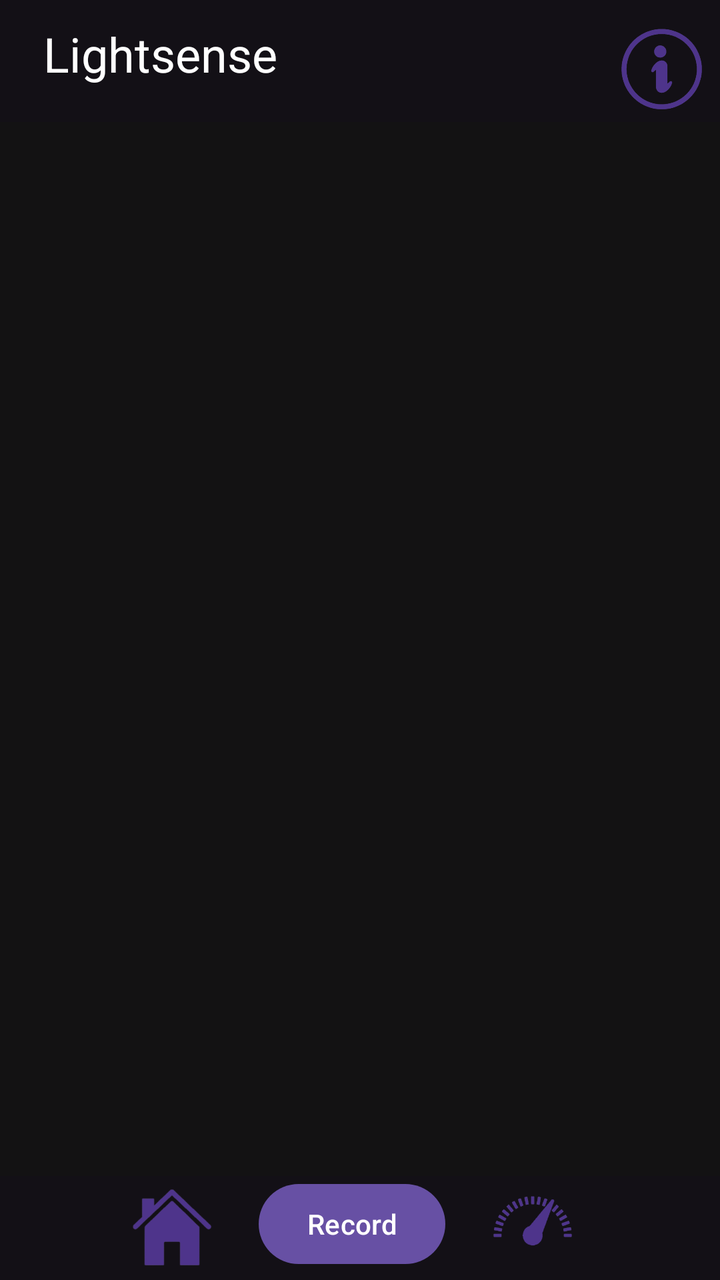
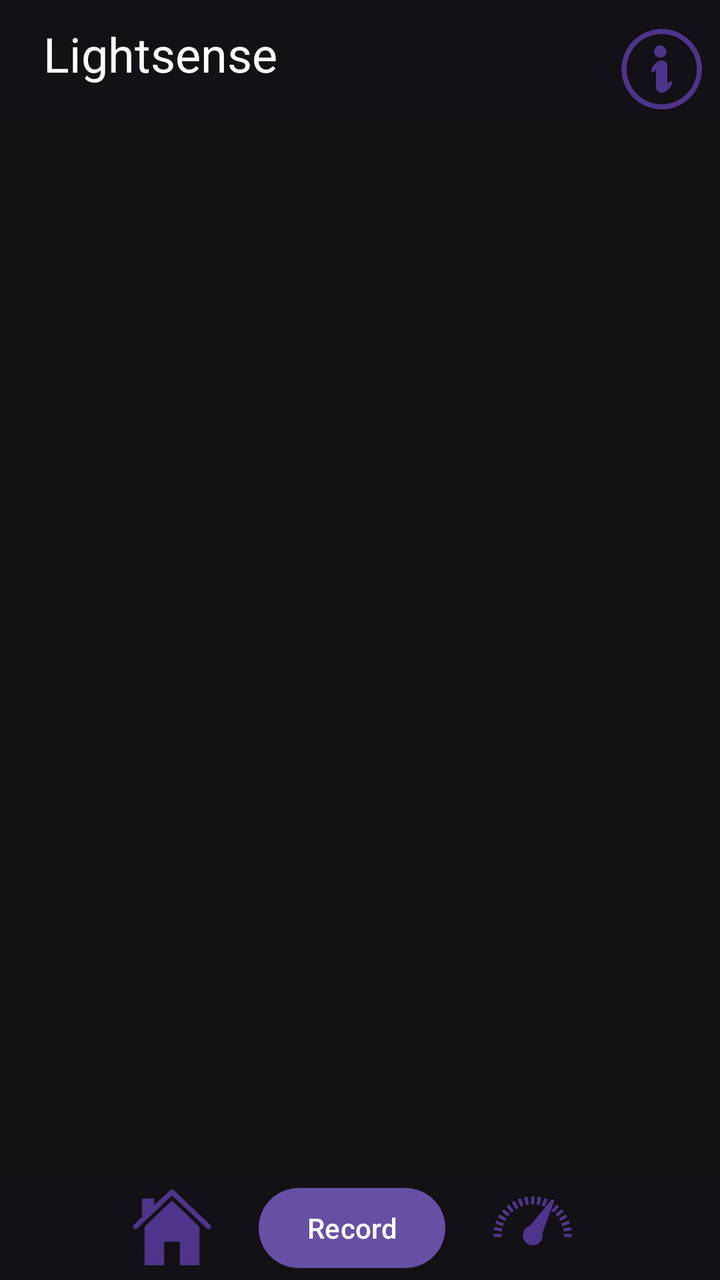

Two renders of the same Android screen: before a commit and after it. Below are the layout's source before the change and the commit's diff.
<!-- AndroidManifest.xml: application theme Theme.Lightsense2 -->
<!-- res/layout/activity_logging_light.xml -->
<?xml version="1.0" encoding="utf-8"?>
<RelativeLayout xmlns:android="http://schemas.android.com/apk/res/android"
    xmlns:app="http://schemas.android.com/apk/res-auto"
    xmlns:tools="http://schemas.android.com/tools"
    android:layout_width="match_parent"
    android:layout_height="match_parent"
    android:fitsSystemWindows="true"
    tools:context=".LoggingActivity">




    <FrameLayout
        android:id="@+id/container"
        android:layout_width="match_parent"
        android:layout_height="match_parent"
        android:layout_above="@id/bottom_nav"
        android:layout_marginBottom="-9dp"
        android:background="@color/dark" >
    </FrameLayout>
        <ScrollView
            android:layout_width="match_parent"
            android:layout_height="match_parent"
            android:layout_marginBottom="50dp">

            <LinearLayout
                android:id="@+id/logcontainer"
                android:layout_width="match_parent"
                android:layout_height="558dp"
                android:layout_marginTop="70dp"
                android:orientation="vertical"
                android:layout_marginBottom="20dp">

            </LinearLayout>


        </ScrollView>


    <androidx.constraintlayout.widget.ConstraintLayout
        android:id="@+id/header"
        android:layout_width="match_parent"
        android:layout_height="wrap_content"
        android:layout_alignParentTop="true"
        android:background="@color/backgroundDark">

        <ImageButton
            android:id="@+id/informationbutton"
            android:layout_width="52dp"
            android:layout_height="53dp"
            android:layout_marginTop="8dp"
            android:background="@color/backgroundDark"
            android:scaleType="centerCrop"
            android:src="@drawable/informationicon"
            app:layout_constraintBottom_toBottomOf="parent"
            app:layout_constraintEnd_toEndOf="parent"
            app:layout_constraintHorizontal_bias="0.979"
            app:layout_constraintStart_toEndOf="@+id/editTextText"
            app:layout_constraintTop_toTopOf="parent"
            app:layout_constraintVertical_bias="0.0" />

        <TextView
            android:id="@+id/editTextText"
            android:layout_width="120dp"
            android:layout_height="40dp"
            android:ems="10"
            android:text="@string/app_name"
            android:textColor="#FFFFFF"
            android:textSize="24sp"
            app:layout_constraintBottom_toBottomOf="parent"
            app:layout_constraintEnd_toEndOf="parent"
            app:layout_constraintHorizontal_bias="0.09"
            app:layout_constraintStart_toStartOf="parent"
            app:layout_constraintTop_toTopOf="parent" />
    </androidx.constraintlayout.widget.ConstraintLayout>

    <androidx.constraintlayout.widget.ConstraintLayout
        android:id="@+id/bottom_nav"
        android:layout_width="match_parent"
        android:layout_height="wrap_content"
        android:layout_alignParentBottom="true"
        android:background="@color/backgroundDark">


        <Button
            android:id="@+id/recordbutton"
            android:layout_width="wrap_content"
            android:layout_height="wrap_content"
            android:text="Record"
            app:layout_constraintEnd_toStartOf="@+id/measurebutton"
            app:layout_constraintStart_toEndOf="@+id/homebutton" />

        <ImageButton
            android:id="@+id/homebutton"
            android:layout_width="52dp"
            android:layout_height="52dp"
            android:layout_marginStart="60dp"
            android:background="@color/backgroundDark"
            android:scaleType="centerCrop"
            android:src="@drawable/homeicon"
            app:layout_constraintBottom_toBottomOf="parent"
            app:layout_constraintStart_toStartOf="parent"
            app:layout_constraintTop_toTopOf="parent"
            app:layout_constraintVertical_bias="0.0" />

        <ImageButton
            android:id="@+id/measurebutton"
            android:layout_width="52dp"
            android:layout_height="52dp"
            android:layout_marginEnd="68dp"
            android:background="@color/backgroundDark"
            android:scaleType="centerCrop"
            android:src="@drawable/measurefragmentnobg"
            app:layout_constraintBottom_toBottomOf="parent"
            app:layout_constraintEnd_toEndOf="parent"
            app:layout_constraintTop_toTopOf="parent"
            app:layout_constraintVertical_bias="0.0" />
    </androidx.constraintlayout.widget.ConstraintLayout>
</RelativeLayout>
<!-- resources referenced by this layout -->
<resources>
  <color name="backgroundDark">#131016</color>
  <color name="dark">#F50A090A</color>
  <!-- drawable homeicon: png bitmap (drawable, 6469 bytes) -->
  <!-- drawable informationicon: png bitmap (drawable, 15505 bytes) -->
  <!-- drawable measurefragmentnobg: png bitmap (drawable, 10630 bytes) -->
  <string name="app_name">Lightsense</string>
  <style name="Theme.Lightsense2" parent="Base.Theme.Lightsense2" />
  <style name="Base.Theme.Lightsense2" parent="Theme.Material3.DayNight.NoActionBar">
          
          
      </style>
</resources>

<!-- the commit's change to res/layout/activity_logging_light.xml (unified diff, before → after) -->
@@ -20,16 +20,18 @@
     </FrameLayout>
         <ScrollView
             android:layout_width="match_parent"
-            android:layout_height="match_parent"
-            android:layout_marginBottom="50dp">
+            android:layout_height="wrap_content"
+            android:layout_below="@+id/header"
+            android:layout_above="@+id/bottom_nav"
+            android:layout_marginBottom="0dp">
 
             <LinearLayout
                 android:id="@+id/logcontainer"
                 android:layout_width="match_parent"
                 android:layout_height="558dp"
-                android:layout_marginTop="70dp"
+                android:layout_marginTop="5dp"
                 android:orientation="vertical"
-                android:layout_marginBottom="20dp">
+                android:layout_marginBottom="0dp">
 
             </LinearLayout>
 
@@ -79,6 +81,7 @@
         android:layout_width="match_parent"
         android:layout_height="wrap_content"
         android:layout_alignParentBottom="true"
+        android:layout_marginTop="5dp"
         android:background="@color/backgroundDark">
 
 
@@ -87,8 +90,10 @@
             android:layout_width="wrap_content"
             android:layout_height="wrap_content"
             android:text="Record"
+            app:layout_constraintBottom_toBottomOf="parent"
             app:layout_constraintEnd_toStartOf="@+id/measurebutton"
-            app:layout_constraintStart_toEndOf="@+id/homebutton" />
+            app:layout_constraintStart_toEndOf="@+id/homebutton"
+            app:layout_constraintTop_toTopOf="parent" />
 
         <ImageButton
             android:id="@+id/homebutton"
